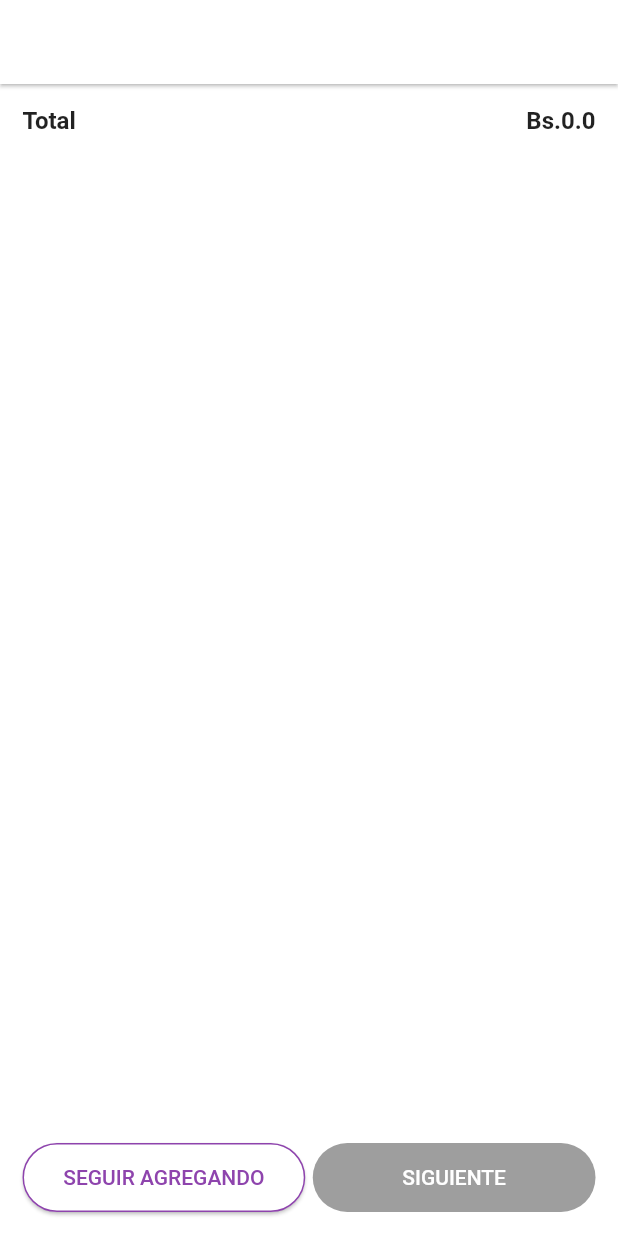
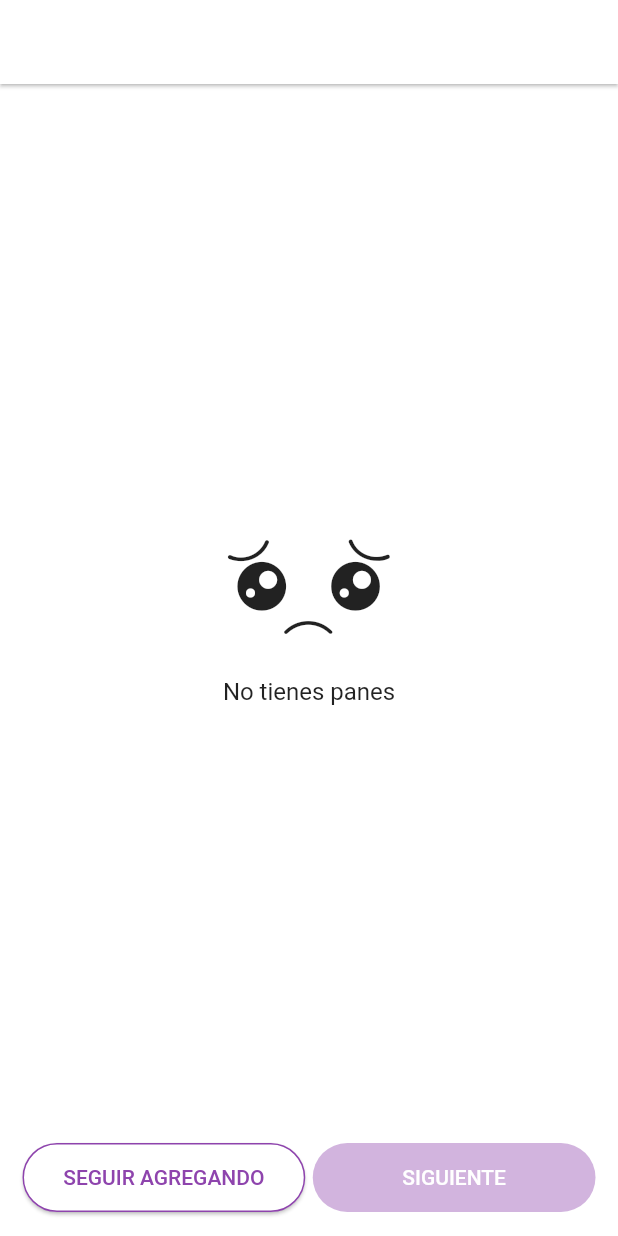
Before and after one commit to matu-1/quickbread, a Flutter app: the PedidoResumenPage screen opened by its route, on a phone screen of 412 x 824 dp. Run offline on Flutter 3.47's test engine with Material 2 defaults, Android fonts, the phone set to English and light mode, and no system bars; our stand-ins replace geolocator, google_maps_flutter, progress_dialog.

```diff
--- /dev/null
+++ b/lib/src/icons/my_icon_icons.dart
@@ -0,0 +1,31 @@
+/// Flutter icons MyIcon
+/// Copyright (C) 2020 by original authors @ fluttericon.com, fontello.com
+/// This font was generated by FlutterIcon.com, which is derived from Fontello.
+///
+/// To use this font, place it in your fonts/ directory and include the
+/// following in your pubspec.yaml
+///
+/// flutter:
+///   fonts:
+///    - family:  MyIcon
+///      fonts:
+///       - asset: fonts/MyIcon.ttf
+///
+///
+/// * Fontelico, Copyright (C) 2012 by Fontello project
+///         Author:    Crowdsourced, for Fontello project
+///         License:   SIL (http://scripts.sil.org/OFL)
+///         Homepage:  http://fontello.com
+///
+import 'package:flutter/widgets.dart';
+
+class MyIcon {
+  MyIcon._();
+
+  static const _kFontFam = 'MyIcon';
+  static const _kFontPkg = null;
+
+  static const IconData carritatriste = IconData(0xe800, fontFamily: _kFontFam, fontPackage: _kFontPkg);
+  static const IconData emo_unhappy = IconData(0xe802, fontFamily: _kFontFam, fontPackage: _kFontPkg);
+  static const IconData emo_cry = IconData(0xe80f, fontFamily: _kFontFam, fontPackage: _kFontPkg);
+}
--- a/lib/src/models/pedido_model.dart
+++ b/lib/src/models/pedido_model.dart
@@ -69,6 +69,12 @@ class PedidoModel with ChangeNotifier {
     notifyListeners();
   }
 
+  bool existProducto(ProductoModel producto) {
+    final productoFinded = this.detalles.where((x) => x.producto.id == producto.id);
+    print(productoFinded.length);
+    return productoFinded.length > 0;
+  }
+
   String getFechaHora() {
     return '${getFecha(DateTime.parse(this.fecha))} a las ${this.hora.substring(0, 5)}';
   }
--- a/lib/src/pages/home_page.dart
+++ b/lib/src/pages/home_page.dart
@@ -8,7 +8,7 @@ import 'package:quickbread/src/pages/producto_page.dart';
 class HomePage extends StatelessWidget {
   static final routeName = 'home';
   final TextStyle styleText =
-      TextStyle(fontSize: 20, fontWeight: FontWeight.w600, height: 1.3);
+      TextStyle(fontSize: 20, height: 1.3);
 
   @override
   Widget build(BuildContext context) {
@@ -47,7 +47,7 @@ class HomePage extends StatelessWidget {
           mainAxisSize: MainAxisSize.min,
           children: [
             Image.asset(
-              'assets/images/icon3.png',
+              'assets/images/logo.png',
               width: 200,
               height: 200,
             ),
--- a/lib/src/pages/login_page.dart
+++ b/lib/src/pages/login_page.dart
@@ -59,7 +59,7 @@ class _LoginPageState extends State<LoginPage> {
           child: Image(
               height: 200,
               width: 200,
-              image: AssetImage('assets/images/icon3.png')),
+              image: AssetImage('assets/images/logo.png')),
         ),
       ),
     );
--- a/lib/src/pages/pedido_resumen_page.dart
+++ b/lib/src/pages/pedido_resumen_page.dart
@@ -1,6 +1,7 @@
 import 'package:flutter/material.dart';
 import 'package:provider/provider.dart';
 import 'package:quickbread/src/constants/pages.dart';
+import 'package:quickbread/src/icons/my_icon_icons.dart';
 import 'package:quickbread/src/models/pedido_model.dart';
 import 'package:quickbread/src/pages/pedido_ubicacion.dart';
 
@@ -40,6 +41,15 @@ class _PedidoResumenPageState extends State<PedidoResumenPage> {
 
   Widget _productoList(BuildContext context) {
     final detalles = Provider.of<PedidoModel>(context).detalles;
+    if (detalles.length == 0) return Center(
+      child: Column(
+        mainAxisSize: MainAxisSize.min,
+        children: [
+          Icon(MyIcon.carritatriste, size: 120,),
+          Text('No tienes panes', style: TextStyle(fontSize: 16),)
+        ],
+      ),
+    );
 
     return ListView(
       children: [
@@ -171,6 +181,8 @@ class _PedidoResumenPageState extends State<PedidoResumenPage> {
                 : () =>
                     Navigator.of(context).pushNamed(PedidoUbicacion.routeName),
             child: Text('SIGUIENTE'),
+            disabledColor: Theme.of(context).primaryColor.withOpacity(0.4),
+            disabledTextColor: Colors.white,
           )),
         ],
       ),
```
Also changed, not shown: lib/src/pages/producto_detalle_page.dart (+11 -0 lines), pubspec.yaml (+4 -4 lines), assets/fonts/MyIcon.ttf (added), assets/images/icon2.jpg (deleted), assets/images/icon3.png (deleted), assets/images/logo.png (added).
